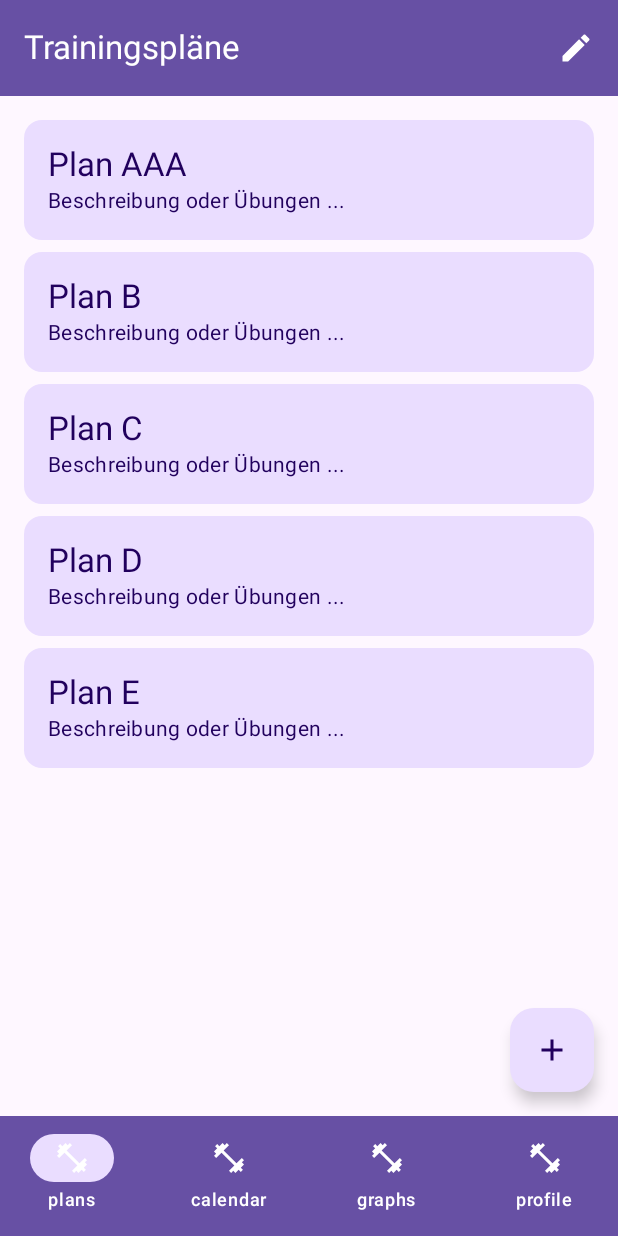
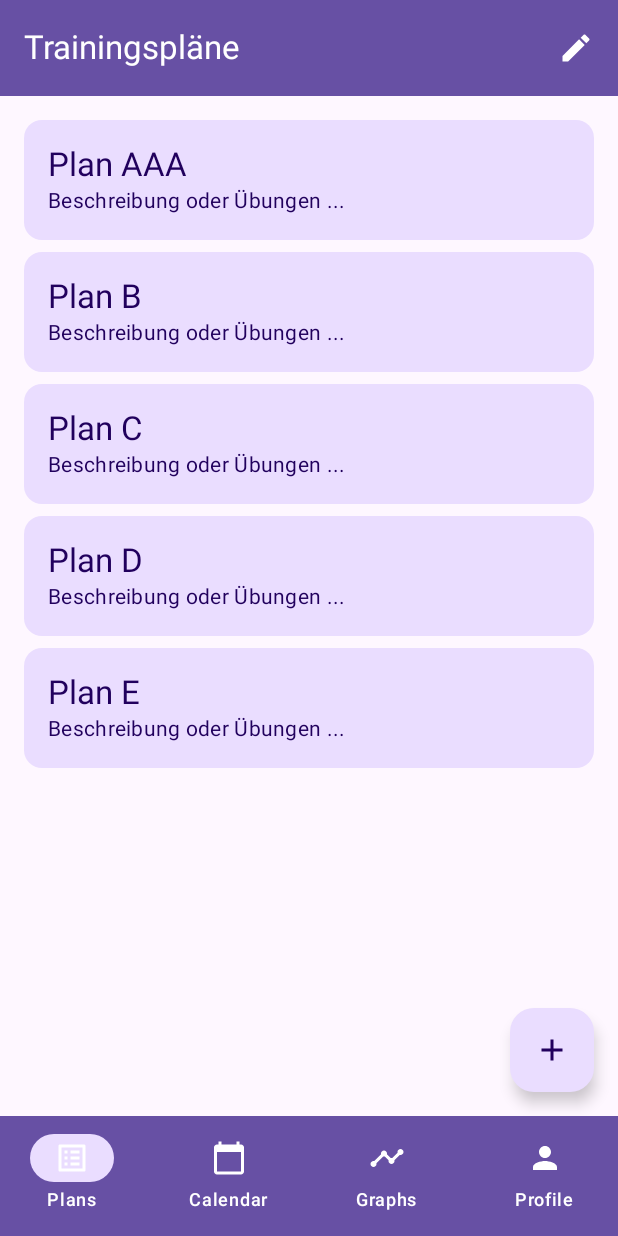
Before and after one commit to SergejAll/FitnessApp, an Android app built with Jetpack Compose: the screen it shows after launch (MainActivity), on a phone screen of 412 x 824 dp. Run offline under Robolectric (Android 15) with nearby library versions, the light colour scheme and no system bars.

Commit message:
Add data class BottomNavItem

```diff
--- a/app/src/main/java/com/with/fitnessapp/BottomNavBar.kt
+++ /dev/null
@@ -1,44 +0,0 @@
-package com.with.fitnessApp
-
-
-import androidx.compose.material.icons.Icons
-import androidx.compose.material.icons.filled.FitnessCenter
-import androidx.compose.material3.* // MaterialTheme is usually part of this wildcard import
-import androidx.compose.material3.NavigationBarItemDefaults // Added import for NavigationBarItemDefaults
-import androidx.compose.runtime.Composable
-import androidx.navigation.NavController
-import androidx.navigation.compose.currentBackStackEntryAsState
-import com.with.fitnessApp.navigation.Screen
-
-@Composable
-fun BottomNavBar(navController: NavController) {
-    val items = listOf(
-        Screen.Plans,
-        Screen.Calendar,
-        Screen.Graphs,
-        Screen.Profile
-    )
-
-    NavigationBar(
-        containerColor = MaterialTheme.colorScheme.primary
-    ) {
-        val navBackStackEntry = navController.currentBackStackEntryAsState()
-        val currentRoute = navBackStackEntry.value?.destination?.route
-
-        items.forEach { screen ->
-            NavigationBarItem(
-                label = { Text(screen.route) },
-                selected = currentRoute == screen.route,
-                onClick = { navController.navigate(screen.route) },
-                icon = { Icon(Icons.Default.FitnessCenter, contentDescription = null) },
-                colors = NavigationBarItemDefaults.colors(
-                    selectedIconColor = MaterialTheme.colorScheme.onPrimary,
-                    selectedTextColor = MaterialTheme.colorScheme.onPrimary,
-                    unselectedIconColor = MaterialTheme.colorScheme.onPrimary,
-                    unselectedTextColor = MaterialTheme.colorScheme.onPrimary,
-                    indicatorColor = MaterialTheme.colorScheme.primaryContainer // Or a color that contrasts well with onPrimary for the indicator
-                )
-            )
-        }
-    }
-}
--- a/app/src/main/java/com/with/fitnessapp/MainActivity.kt
+++ b/app/src/main/java/com/with/fitnessapp/MainActivity.kt
@@ -6,6 +6,7 @@ import androidx.activity.compose.setContent
 import androidx.compose.material3.ExperimentalMaterial3Api
 import androidx.compose.material3.Scaffold
 import androidx.navigation.compose.rememberNavController
+import com.with.fitnessApp.components.BottomNavBar
 import com.with.fitnessApp.navigation.NavGraph
 import com.with.fitnessApp.ui.theme.FitnessAppTheme
 
--- /dev/null
+++ b/app/src/main/java/com/with/fitnessapp/components/BottomNavBar.kt
@@ -0,0 +1,50 @@
+package com.with.fitnessApp.components
+
+import androidx.compose.material.icons.Icons
+import androidx.compose.material.icons.filled.CalendarToday
+import androidx.compose.material.icons.filled.ListAlt // For Plans
+import androidx.compose.material.icons.filled.Person // For Profile
+import androidx.compose.material.icons.filled.Timeline // For Graphs
+import androidx.compose.material3.* // MaterialTheme is usually part of this wildcard import
+import androidx.compose.material3.NavigationBarItemDefaults
+import androidx.compose.runtime.Composable
+import androidx.compose.ui.graphics.vector.ImageVector
+import androidx.navigation.NavController
+import androidx.navigation.compose.currentBackStackEntryAsState
+import com.with.fitnessApp.models.BottomNavItem
+import com.with.fitnessApp.navigation.Screen
+
+
+
+@Composable
+fun BottomNavBar(navController: NavController) {
+    val items = listOf(
+        BottomNavItem(label = "Plans", route = Screen.Plans.route, icon = Icons.Filled.ListAlt),
+        BottomNavItem(label = "Calendar", route = Screen.Calendar.route, icon = Icons.Filled.CalendarToday),
+        BottomNavItem(label = "Graphs", route = Screen.Graphs.route, icon = Icons.Filled.Timeline),
+        BottomNavItem(label = "Profile", route = Screen.Profile.route, icon = Icons.Filled.Person)
+    )
+
+    NavigationBar(
+        containerColor = MaterialTheme.colorScheme.primary
+    ) {
+        val navBackStackEntry = navController.currentBackStackEntryAsState()
+        val currentRoute = navBackStackEntry.value?.destination?.route
+
+        items.forEach { item -> // Changed 'screen' to 'item'
+            NavigationBarItem(
+                label = { Text(item.label) }, // Use item.label
+                selected = currentRoute == item.route, // Use item.route
+                onClick = { navController.navigate(item.route) }, // Use item.route
+                icon = { Icon(item.icon, contentDescription = item.label) }, // Use item.icon and item.label
+                colors = NavigationBarItemDefaults.colors(
+                    selectedIconColor = MaterialTheme.colorScheme.onPrimary,
+                    selectedTextColor = MaterialTheme.colorScheme.onPrimary,
+                    unselectedIconColor = MaterialTheme.colorScheme.onPrimary,
+                    unselectedTextColor = MaterialTheme.colorScheme.onPrimary,
+                    indicatorColor = MaterialTheme.colorScheme.primaryContainer
+                )
+            )
+        }
+    }
+}
--- /dev/null
+++ b/app/src/main/java/com/with/fitnessapp/models/BottomNavItem.kt
@@ -0,0 +1,10 @@
+package com.with.fitnessApp.models
+
+import androidx.compose.ui.graphics.vector.ImageVector
+
+// Data class for Bottom Navigation items
+data class BottomNavItem(
+    val label: String,
+    val route: String,
+    val icon: ImageVector
+)
```
